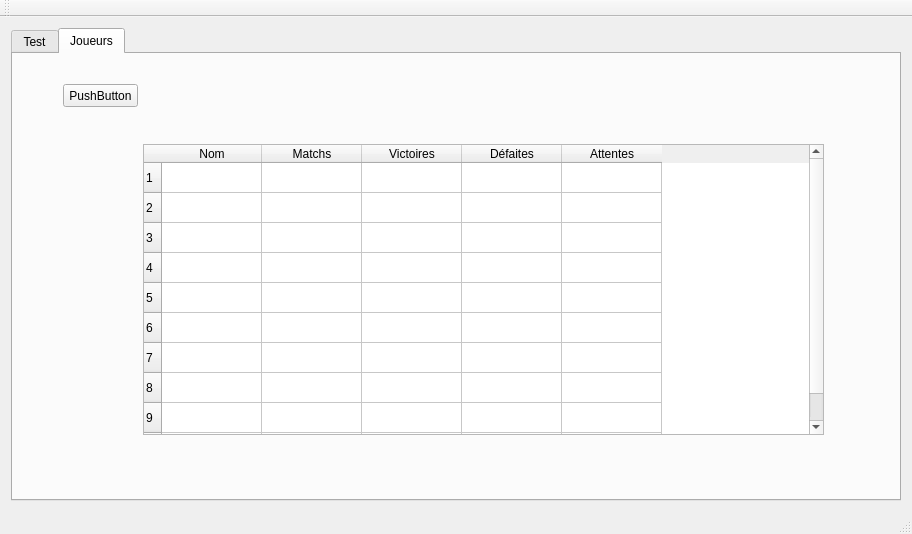
First picture: the form in mainwindow.ui, repository dsarrut/btm, before the edit.
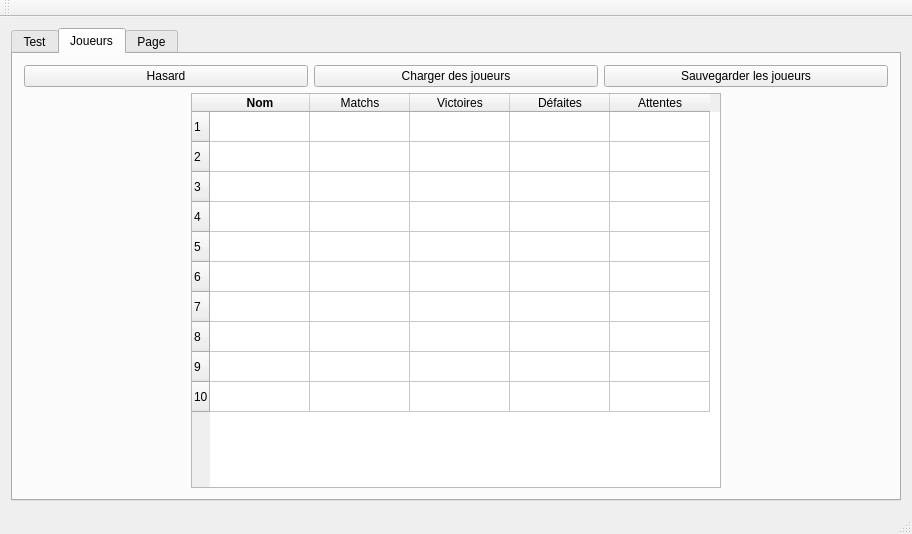
Second picture: the form after the edit.

The edit to the form file:
```diff
--- a/mainwindow.ui
+++ b/mainwindow.ui
@@ -27,13 +27,6 @@
        <layout class="QHBoxLayout" name="horizontalLayout">
         <item>
          <layout class="QVBoxLayout" name="verticalLayout">
-          <item>
-           <widget class="QPushButton" name="pushButton_rnd_players">
-            <property name="text">
-             <string>generate random players</string>
-            </property>
-           </widget>
-          </item>
           <item>
            <widget class="QPushButton" name="pushButton">
             <property name="text">
@@ -84,14 +77,63 @@
        <attribute name="title">
         <string>Joueurs</string>
        </attribute>
+       <layout class="QVBoxLayout" name="verticalLayout_4">
+        <item>
+         <layout class="QHBoxLayout" name="horizontalLayout_2">
+          <item>
+           <widget class="QPushButton" name="pushButton_rnd_players">
+            <property name="text">
+             <string>Hasard</string>
+            </property>
+           </widget>
+          </item>
+          <item>
+           <widget class="QPushButton" name="pushButton_2">
+            <property name="text">
+             <string>Charger des joueurs</string>
+            </property>
+           </widget>
+          </item>
+          <item>
+           <widget class="QPushButton" name="pushButton_3">
+            <property name="text">
+             <string>Sauvegarder les joueurs</string>
+            </property>
+           </widget>
+          </item>
+         </layout>
+        </item>
+        <item>
+         <layout class="QHBoxLayout" name="horizontalLayout_3">
+          <item>
+           <spacer name="horizontalSpacer_2">
+            <property name="orientation">
+             <enum>Qt::Horizontal</enum>
+            </property>
+            <property name="sizeHint" stdset="0">
+             <size>
+              <width>40</width>
+              <height>20</height>
+             </size>
+            </property>
+           </spacer>
+          </item>
+          <item>
        <widget class="QTableWidget" name="tablePlayers">
-        <property name="geometry">
-         <rect>
-          <x>130</x>
-          <y>90</y>
-          <width>681</width>
-          <height>291</height>
-         </rect>
+            <property name="sizePolicy">
+             <sizepolicy hsizetype="Expanding" vsizetype="Expanding">
+              <horstretch>0</horstretch>
+              <verstretch>0</verstretch>
+             </sizepolicy>
+            </property>
+            <property name="minimumSize">
+             <size>
+              <width>530</width>
+              <height>0</height>
+             </size>
+            </property>
+            <property name="showGrid">
+             <bool>true</bool>
         </property>
         <property name="sortingEnabled">
          <bool>true</bool>
@@ -122,41 +164,68 @@
          <property name="text">
           <string>Nom</string>
          </property>
+             <property name="font">
+              <font>
+               <weight>75</weight>
+               <bold>true</bold>
+              </font>
+             </property>
         </column>
         <column>
          <property name="text">
           <string>Matchs</string>
          </property>
+             <property name="textAlignment">
+              <set>AlignCenter</set>
+             </property>
         </column>
         <column>
          <property name="text">
           <string>Victoires</string>
          </property>
+             <property name="textAlignment">
+              <set>AlignCenter</set>
+             </property>
         </column>
         <column>
          <property name="text">
           <string>Défaites</string>
          </property>
+             <property name="textAlignment">
+              <set>AlignCenter</set>
+             </property>
         </column>
         <column>
          <property name="text">
           <string>Attentes</string>
          </property>
-        </column>
-       </widget>
-       <widget class="QPushButton" name="pushButton_2">
-        <property name="geometry">
-         <rect>
-          <x>50</x>
-          <y>30</y>
-          <width>75</width>
-          <height>23</height>
-         </rect>
-        </property>
-        <property name="text">
-         <string>PushButton</string>
-        </property>
-       </widget>
+             <property name="textAlignment">
+              <set>AlignCenter</set>
+             </property>
+            </column>
+           </widget>
+          </item>
+          <item>
+           <spacer name="horizontalSpacer">
+            <property name="orientation">
+             <enum>Qt::Horizontal</enum>
+            </property>
+            <property name="sizeHint" stdset="0">
+             <size>
+              <width>40</width>
+              <height>20</height>
+             </size>
+            </property>
+           </spacer>
+          </item>
+         </layout>
+        </item>
+       </layout>
+      </widget>
+      <widget class="QWidget" name="tab_3">
+       <attribute name="title">
+        <string>Page</string>
+       </attribute>
       </widget>
      </widget>
     </item>
```
Lines whose indentation alone changed are shown as unchanged.
